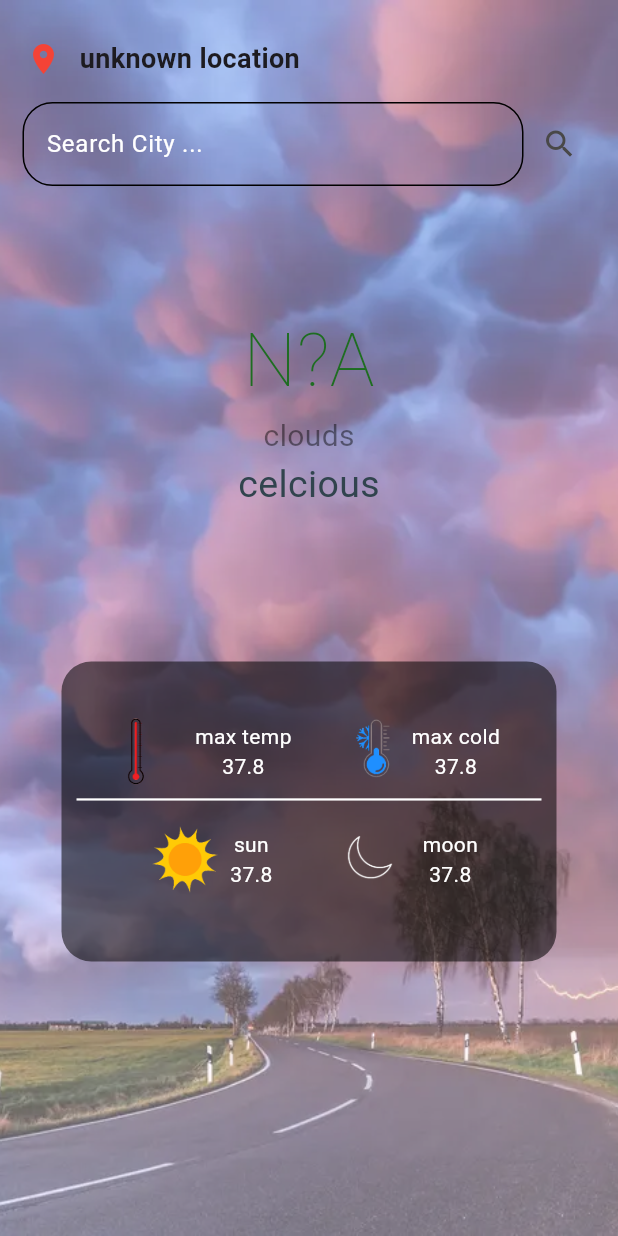
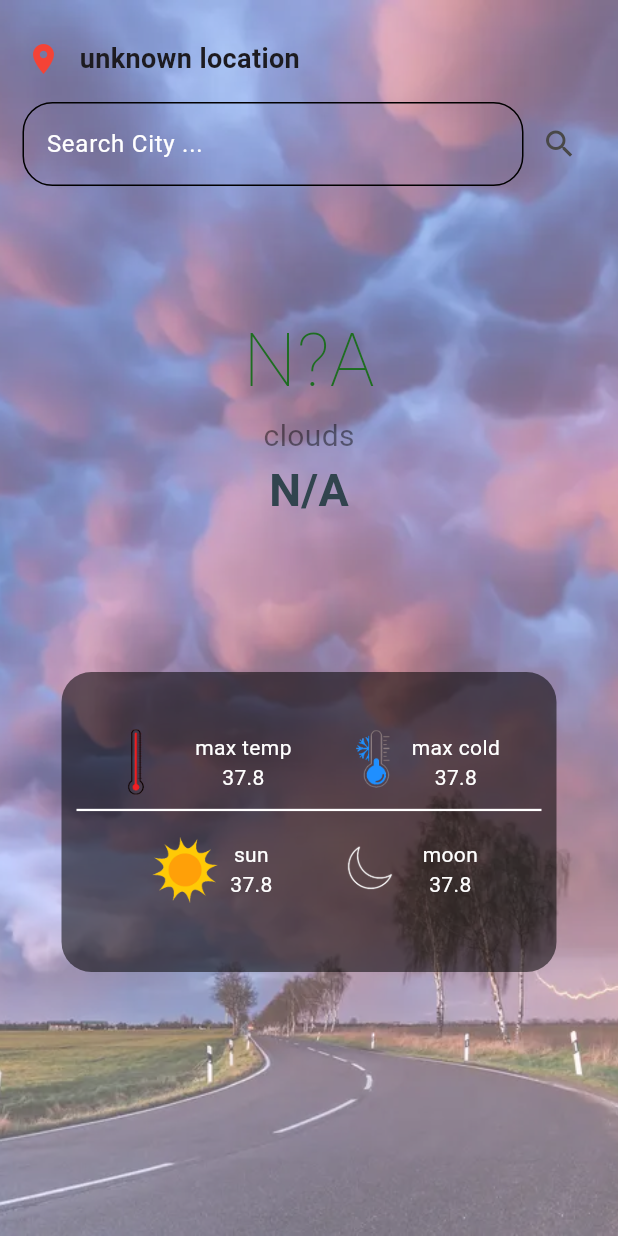
Before and after one commit to Ayishamarva7998/API_WeatherApp, a Flutter app: the screen it shows after launch, on a phone screen of 412 x 824 dp. Run offline on Flutter 3.47's test engine with Material 3 defaults, Android fonts, the phone set to English and light mode, and no system bars; our stand-ins replace geocoding, geolocator.

Commit message:
temp and location connected successfully

```diff
--- a/lib/view/home.dart
+++ b/lib/view/home.dart
@@ -149,29 +149,35 @@ class _HomePageState extends State<HomePage> {
                         ),
                       ),
                     ),
+                    Consumer<WeatherServiceProvider>(builder: (context, value, child) =>
                     Text(
                         'clouds',
+                        // "${value.weather?.}"
                         style: TextStyle(
                           fontSize: 20,
                           color: Colors.black45,
                         ),
                       ),
-                    // Text(
-                    //    "loc",
+                    ),
+                    Consumer<WeatherServiceProvider>(builder: (context, value, child) =>
+                    Text(
+                        //  "loc",
+                        "${value.weather?.cityName??'N/A'}",
 
-                    //     style: TextStyle(
-                    //       fontSize: 30,
-                    //       fontWeight: FontWeight.bold,
-                    //       color: Color.fromARGB(255, 49, 68, 78),
-                    //     ),
-                    //   ),
-                    Text(
-                      "celcious",
                           style: TextStyle(
-                        fontSize: 25,
+                            fontSize: 30,
+                            fontWeight: FontWeight.bold,
                             color: Color.fromARGB(255, 49, 68, 78),
                           ),
                         ),
+                    ),
+                    // Text(
+                    //   "celcious",
+                    //   style: TextStyle(
+                    //     fontSize: 25,
+                    //     color: Color.fromARGB(255, 49, 68, 78),
+                    //   ),
+                    // ),
                   ],
                 ),
                 const SizedBox(height: 100),
@@ -192,15 +198,18 @@ class _HomePageState extends State<HomePage> {
                             "assets/hot-PhotoRoom.png-PhotoRoom.png",
                             width: 79,
                           ),
-                          const Column(
+                        Column(
                             children: [
                               Text(
                                 "max temp",
                                 style: TextStyle(color: Colors.white),
                               ),
+                              Consumer<WeatherServiceProvider>(builder: (context, value, child) =>
                                Text(
                                   "37.8",
+                                  // "${value.weather?.main?.}"
                                   style: TextStyle(color: Colors.white),
+                                ),
                               ),
                             ],
                           ),
```
Lines whose indentation alone changed are shown as unchanged.
